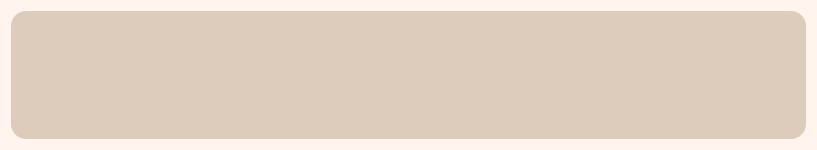
The window that ui/dwell.ui (mvx-320/brewery_heating_control) describes before a commit, drawn with Qt 5.
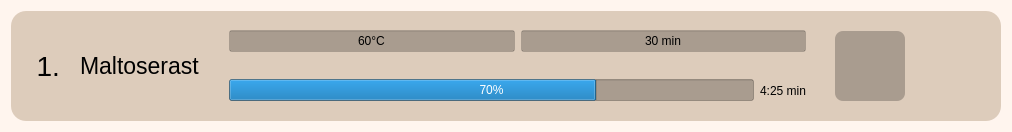
The same window after the commit. Icons and pictures are not drawn.

Commit message: # In ui (Prove of Concept) Create own Frame for the Scroll Area Add clear_dwells() Add update_dwells() Design dwell_frames and made it writable #20

Diff of the .ui file:
```diff
--- a/ui/dwell.ui
+++ b/ui/dwell.ui
@@ -6,8 +6,8 @@
    <rect>
     <x>0</x>
     <y>0</y>
-    <width>817</width>
-    <height>150</height>
+    <width>1012</width>
+    <height>132</height>
    </rect>
   </property>
   <property name="windowTitle">
@@ -24,7 +24,7 @@
 }
 
 QLineEdit {
-background-color:#dcb;
+background-color: rgba(0, 0, 0, 60);
 }</string>
   </property>
   <layout class="QVBoxLayout" name="verticalLayout">
@@ -36,6 +36,182 @@
      <property name="frameShadow">
       <enum>QFrame::Raised</enum>
      </property>
+     <layout class="QHBoxLayout" name="horizontalLayout">
+      <property name="spacing">
+       <number>20</number>
+      </property>
+      <item>
+       <widget class="QLabel" name="label">
+        <property name="sizePolicy">
+         <sizepolicy hsizetype="Fixed" vsizetype="Preferred">
+          <horstretch>0</horstretch>
+          <verstretch>0</verstretch>
+         </sizepolicy>
+        </property>
+        <property name="minimumSize">
+         <size>
+          <width>40</width>
+          <height>0</height>
+         </size>
+        </property>
+        <property name="font">
+         <font>
+          <pointsize>21</pointsize>
+         </font>
+        </property>
+        <property name="text">
+         <string>1.</string>
+        </property>
+        <property name="alignment">
+         <set>Qt::AlignRight|Qt::AlignTrailing|Qt::AlignVCenter</set>
+        </property>
+       </widget>
+      </item>
+      <item>
+       <widget class="QLabel" name="frm_name">
+        <property name="font">
+         <font>
+          <pointsize>17</pointsize>
+         </font>
+        </property>
+        <property name="text">
+         <string>Maltoserast</string>
+        </property>
+       </widget>
+      </item>
+      <item>
+       <widget class="QWidget" name="frm_widget" native="true">
+        <property name="styleSheet">
+         <string notr="true">background-color: transparent</string>
+        </property>
+        <layout class="QVBoxLayout" name="verticalLayout_3">
+         <property name="leftMargin">
+          <number>0</number>
+         </property>
+         <property name="topMargin">
+          <number>0</number>
+         </property>
+         <property name="rightMargin">
+          <number>0</number>
+         </property>
+         <property name="bottomMargin">
+          <number>0</number>
+         </property>
+         <item>
+          <widget class="QWidget" name="frm_widget_2" native="true">
+           <layout class="QHBoxLayout" name="horizontalLayout_2">
+            <item>
+             <widget class="QLineEdit" name="lineEdit">
+              <property name="styleSheet">
+               <string notr="true">background-color: rgba(0,0,0,60)</string>
+              </property>
+              <property name="text">
+               <string>60°C</string>
+              </property>
+              <property name="alignment">
+               <set>Qt::AlignCenter</set>
+              </property>
+             </widget>
+            </item>
+            <item>
+             <widget class="QLineEdit" name="lineEdit_2">
+              <property name="styleSheet">
+               <string notr="true">background-color: rgba(0,0,0,60)</string>
+              </property>
+              <property name="text">
+               <string>30 min</string>
+              </property>
+              <property name="alignment">
+               <set>Qt::AlignCenter</set>
+              </property>
+             </widget>
+            </item>
+           </layout>
+          </widget>
+         </item>
+         <item>
+          <widget class="QWidget" name="widget_4" native="true">
+           <layout class="QHBoxLayout" name="horizontalLayout_3">
+            <item>
+             <widget class="QProgressBar" name="progressBar">
+              <property name="styleSheet">
+               <string notr="true">background-color: rgba(0,0,0,60);
+</string>
+              </property>
+              <property name="value">
+               <number>70</number>
+              </property>
+             </widget>
+            </item>
+            <item>
+             <widget class="QLabel" name="lbl_rest_time">
+              <property name="text">
+               <string>4:25 min</string>
+              </property>
+             </widget>
+            </item>
+           </layout>
+          </widget>
+         </item>
+        </layout>
+       </widget>
+      </item>
+      <item>
+       <widget class="QPushButton" name="pushButton">
+        <property name="minimumSize">
+         <size>
+          <width>70</width>
+          <height>70</height>
+         </size>
+        </property>
+        <property name="styleSheet">
+         <string notr="true">background-color: rgba(0,0,0,60); 
+border: none;
+border-radius: 8px;</string>
+        </property>
+        <property name="text">
+         <string notr="true"/>
+        </property>
+        <property name="icon">
+         <iconset>
+          <normaloff>../src/assets/alarm0.png</normaloff>../src/assets/alarm0.png</iconset>
+        </property>
+        <property name="iconSize">
+         <size>
+          <width>50</width>
+          <height>50</height>
+         </size>
+        </property>
+       </widget>
+      </item>
+      <item>
+       <widget class="QPushButton" name="pushButton_2">
+        <property name="font">
+         <font>
+          <pointsize>19</pointsize>
+         </font>
+        </property>
+        <property name="styleSheet">
+         <string notr="true">background-color: transparent;
+border: none;
+</string>
+        </property>
+        <property name="text">
+         <string/>
+        </property>
+        <property name="icon">
+         <iconset>
+          <normaloff>../src/assets/3-dots-gray.png</normaloff>../src/assets/3-dots-gray.png</iconset>
+        </property>
+        <property name="iconSize">
+         <size>
+          <width>30</width>
+          <height>30</height>
+         </size>
+        </property>
+       </widget>
+      </item>
+     </layout>
     </widget>
    </item>
   </layout>
```
The commit also changes 8 other files.
